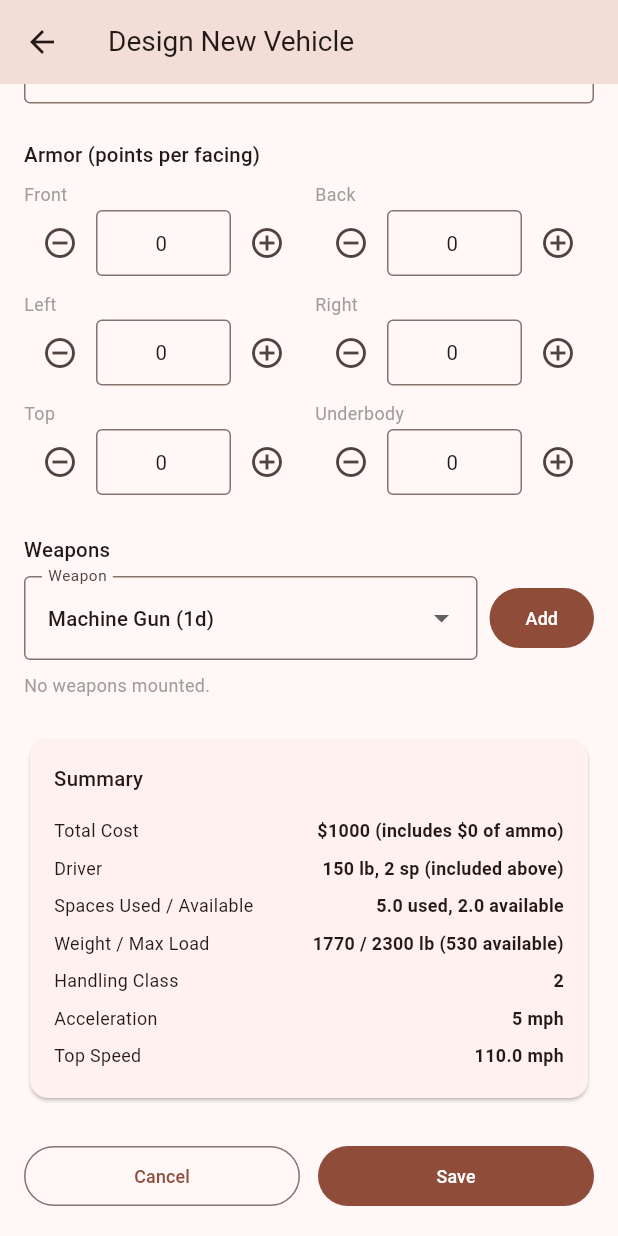
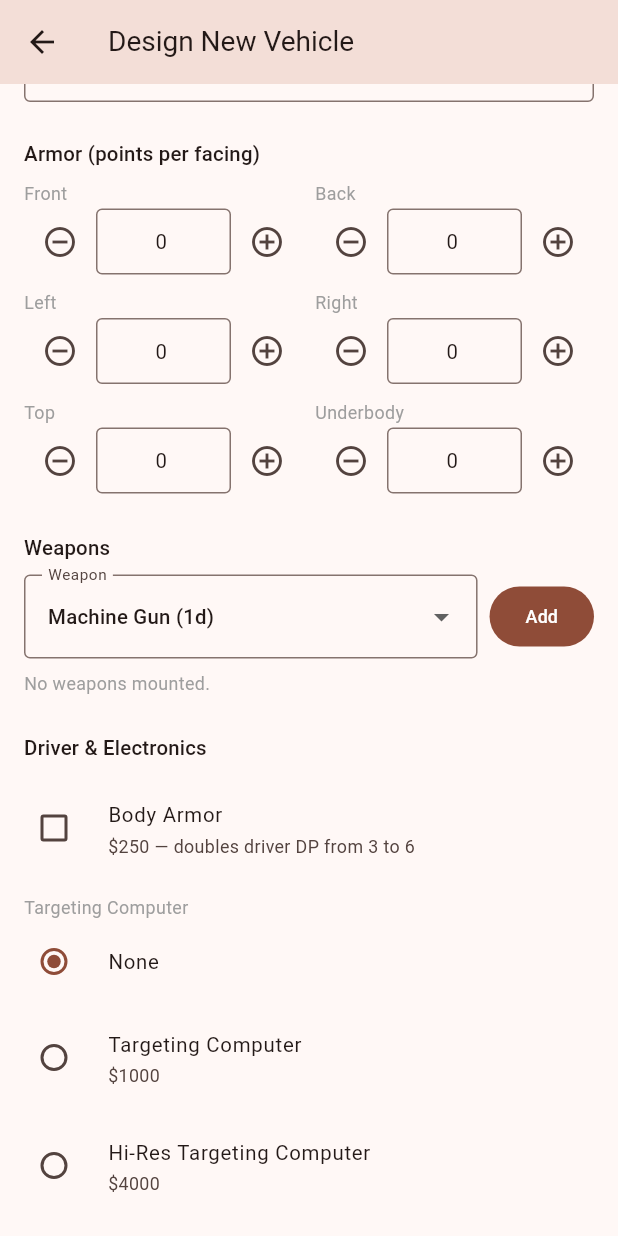
Before and after one commit to heusserm/car-wars-vehicle-designer, a Flutter app: the DesignVehicleScreen screen opened directly, scrolled down 576 dp, on a phone screen of 412 x 824 dp. Run offline on Flutter 3.47's test engine with Material 3 defaults, Android fonts, the phone set to English and light mode, and no system bars; our stand-ins replace shared_preferences; accounts and stored records are empty.

Commit message:
Add body armor and targeting computer options
Body Armor is a $250 checkbox that doubles the driver DP from 3 to 6
(it absorbs 3 hits before failing). Targeting Computer is a radio
choice: None, Targeting Computer ($1,000), Hi-Res Targeting Computer
($4,000), or Cyberlink ($16,000, 100 lb, 1 space). All flow through
the cost/weight/space totals, the design summary, persistence, and the
saved-vehicle detail screen.

Co-Authored-By: Claude Sonnet 5 <noreply@anthropic.com>

```diff
--- /dev/null
+++ b/lib/models/targeting_computer.dart
@@ -0,0 +1,25 @@
+class TargetingComputer {
+  const TargetingComputer({
+    required this.name,
+    required this.cost,
+    this.weight = 0,
+    this.space = 0,
+  });
+
+  final String name;
+  final int cost;
+  final double weight;
+  final double space;
+}
+
+const TargetingComputer noTargetingComputer = TargetingComputer(name: 'None', cost: 0);
+
+/// Regular and Hi-Res Targeting Computers are pure electronics with no
+/// weight/space cost. Cyberlink is a driver neural interface that takes up
+/// physical space and weight in the vehicle.
+const List<TargetingComputer> targetingComputers = [
+  noTargetingComputer,
+  TargetingComputer(name: 'Targeting Computer', cost: 1000),
+  TargetingComputer(name: 'Hi-Res Targeting Computer', cost: 4000),
+  TargetingComputer(name: 'Cyberlink', cost: 16000, weight: 100, space: 1),
+];
--- a/lib/models/vehicle.dart
+++ b/lib/models/vehicle.dart
@@ -14,6 +14,8 @@ class Vehicle {
     this.armorUnderbody = 0,
     this.tireDp = 0,
     this.weapons = const [],
+    this.hasBodyArmor = false,
+    this.targetingComputer = 'None',
     this.totalCost = 0,
     this.weight = 0,
     this.handlingClass = 0,
@@ -36,6 +38,8 @@ class Vehicle {
   final int armorUnderbody;
   final int tireDp;
   final List<String> weapons;
+  final bool hasBodyArmor;
+  final String targetingComputer;
   final double totalCost;
   final double weight;
   final int handlingClass;
--- a/lib/models/vehicle_garage.dart
+++ b/lib/models/vehicle_garage.dart
@@ -41,6 +41,8 @@ class VehicleGarage {
         armorUnderbody: map['armorUnderbody'] as int,
         tireDp: map['tireDp'] as int,
         weapons: (map['weapons'] as List<dynamic>).cast<String>(),
+        hasBodyArmor: map['hasBodyArmor'] as bool? ?? false,
+        targetingComputer: map['targetingComputer'] as String? ?? 'None',
         totalCost: (map['totalCost'] as num).toDouble(),
         weight: (map['weight'] as num).toDouble(),
         handlingClass: map['handlingClass'] as int,
@@ -70,6 +72,8 @@ class VehicleGarage {
               'armorUnderbody': v.armorUnderbody,
               'tireDp': v.tireDp,
               'weapons': v.weapons,
+              'hasBodyArmor': v.hasBodyArmor,
+              'targetingComputer': v.targetingComputer,
               'totalCost': v.totalCost,
               'weight': v.weight,
               'handlingClass': v.handlingClass,
--- a/lib/screens/design_vehicle_screen.dart
+++ b/lib/screens/design_vehicle_screen.dart
@@ -8,6 +8,7 @@ import '../models/chassis.dart';
 import '../models/mounted_weapon.dart';
 import '../models/power_plant.dart';
 import '../models/suspension.dart';
+import '../models/targeting_computer.dart';
 import '../models/tire.dart';
 import '../models/vehicle.dart';
 import '../models/vehicle_garage.dart';
@@ -39,6 +40,9 @@ class _DesignVehicleScreenState extends State<DesignVehicleScreen> {
   final List<MountedWeapon> _mountedWeapons = [];
   Weapon _weaponToAdd = weapons.first;
 
+  bool _hasBodyArmor = false;
+  TargetingComputer _targetingComputer = noTargetingComputer;
+
   @override
   void dispose() {
     _nameController.dispose();
@@ -60,6 +64,8 @@ class _DesignVehicleScreenState extends State<DesignVehicleScreen> {
         tire: _tireType,
         armor: _armor,
         mountedWeapons: _mountedWeapons,
+        hasBodyArmor: _hasBodyArmor,
+        targetingComputer: _targetingComputer,
       );
 
   @override
@@ -198,6 +204,38 @@ class _DesignVehicleScreenState extends State<DesignVehicleScreen> {
                   ),
                 ),
           const SizedBox(height: 24),
+          _SectionHeader('Driver & Electronics'),
+          CheckboxListTile(
+            contentPadding: EdgeInsets.zero,
+            controlAffinity: ListTileControlAffinity.leading,
+            title: const Text('Body Armor'),
+            subtitle: const Text('\$250 — doubles driver DP from 3 to 6'),
+            value: _hasBodyArmor,
+            onChanged: (value) => setState(() => _hasBodyArmor = value ?? false),
+          ),
+          const SizedBox(height: 8),
+          const Text('Targeting Computer', style: TextStyle(color: Colors.grey)),
+          RadioGroup<TargetingComputer>(
+            groupValue: _targetingComputer,
+            onChanged: (value) => setState(() => _targetingComputer = value!),
+            child: Column(
+              children: targetingComputers
+                  .map(
+                    (option) => RadioListTile<TargetingComputer>(
+                      contentPadding: EdgeInsets.zero,
+                      title: Text(option.name),
+                      subtitle: option.cost == 0
+                          ? null
+                          : Text('\$${option.cost}'
+                              '${option.space > 0 ? ', ${_formatSpace(option.space)} sp' : ''}'
+                              '${option.weight > 0 ? ', ${option.weight.toStringAsFixed(0)} lb' : ''}'),
+                      value: option,
+                    ),
+                  )
+                  .toList(),
+            ),
+          ),
+          const SizedBox(height: 24),
           _SummaryCard(stats: stats),
           const SizedBox(height: 24),
           Row(
@@ -255,6 +293,8 @@ class _DesignVehicleScreenState extends State<DesignVehicleScreen> {
       armorUnderbody: _armor.underbody,
       tireDp: _tireType.dp,
       weapons: weaponLines,
+      hasBodyArmor: _hasBodyArmor,
+      targetingComputer: _targetingComputer.name,
       totalCost: stats.totalCost,
       weight: stats.totalWeight,
       handlingClass: stats.handlingClass,
@@ -451,7 +491,7 @@ class _SummaryCard extends StatelessWidget {
             const SizedBox(height: 12),
             _statRow('Total Cost', '\$${stats.totalCost.toStringAsFixed(0)}'
                 ' (includes \$${stats.ammoCost.toStringAsFixed(0)} of ammo)'),
-            _statRow('Driver', '${stats.driverWeight} lb, ${stats.driverSpaces} sp (included above)'),
+            _statRow('Driver', '${stats.driverWeight} lb, ${stats.driverSpaces} sp, ${stats.driverDp} DP (included above)'),
             _statRow(
               'Spaces Used / Available',
               '${stats.spacesUsed.toStringAsFixed(1)} used, ${stats.spacesAvailable.toStringAsFixed(1)} available',
--- a/lib/screens/vehicle_detail_screen.dart
+++ b/lib/screens/vehicle_detail_screen.dart
@@ -13,6 +13,7 @@ class VehicleDetailScreen extends StatelessWidget {
   Widget build(BuildContext context) {
     final weapons = vehicle.weapons.isEmpty ? 'No weapons mounted.' : vehicle.weapons.join('\r\n\r\n');
     final acceleration = vehicle.isUnderpowered ? 'Underpowered – vehicle will not move' : '${vehicle.acceleration} mph';
+    final driverDp = baseDriverDp + (vehicle.hasBodyArmor ? bodyArmorDpBonus : 0);
 
     return Scaffold(
       appBar: AppBar(
@@ -42,7 +43,12 @@ class VehicleDetailScreen extends StatelessWidget {
           _ArmorPairRow('Left: ${vehicle.armorLeft} DP', 'Right: ${vehicle.armorRight} DP'),
           _ArmorPairRow('Top: ${vehicle.armorTop} DP', 'Under: ${vehicle.armorUnderbody} DP'),
           _PlainRow('Tires: ${vehicle.tireDp} DP each', marginTop: 12),
-          _PlainRow('Driver: $driverWeight lb, $driverDp DP', marginTop: 12, marginBottom: 16),
+          _PlainRow(
+            'Driver: $driverWeight lb, $driverDp DP'
+            '${vehicle.hasBodyArmor ? ' (body armor)' : ''}',
+            marginTop: 12,
+          ),
+          _PlainRow('Targeting: ${vehicle.targetingComputer}', marginBottom: 16),
           _DetailRow(label: 'Weapons', value: weapons),
           if (vehicle.notes.isNotEmpty) _DetailRow(label: 'Notes', value: vehicle.notes),
           _PlainRow('HC: ${vehicle.handlingClass}'),
--- a/lib/services/vehicle_calculator.dart
+++ b/lib/services/vehicle_calculator.dart
@@ -4,12 +4,18 @@ import '../models/chassis.dart';
 import '../models/mounted_weapon.dart';
 import '../models/power_plant.dart';
 import '../models/suspension.dart';
+import '../models/targeting_computer.dart';
 import '../models/tire.dart';
 
 const int driverWeight = 150;
 const int driverSpaces = 2;
-const int driverDp = 3;
+const int baseDriverDp = 3;
 const int tireCount = 4;
+
+/// Woven plastic-cord body armor: $250, takes 3 hits before it is useless,
+/// effectively doubling the wearer's DP from 3 to 6.
+const int bodyArmorCost = 250;
+const int bodyArmorDpBonus = 3;
 
 class VehicleStats {
   const VehicleStats({
@@ -26,6 +32,7 @@ class VehicleStats {
     required this.isUnderpowered,
     required this.driverWeight,
     required this.driverSpaces,
+    required this.driverDp,
   });
 
   final double totalCost;
@@ -41,6 +48,7 @@ class VehicleStats {
   final bool isUnderpowered;
   final int driverWeight;
   final int driverSpaces;
+  final int driverDp;
 
   double get weightAvailable => maxLoad - totalWeight;
 }
@@ -57,6 +65,8 @@ VehicleStats computeVehicleStats({
   required TireType tire,
   required VehicleArmor armor,
   required List<MountedWeapon> mountedWeapons,
+  bool hasBodyArmor = false,
+  TargetingComputer targetingComputer = noTargetingComputer,
 }) {
   final maxLoad = body.maxLoad * (1 + chassis.maxLoadModifier);
 
@@ -94,13 +104,18 @@ VehicleStats computeVehicleStats({
   final ammoWeight = mountedWeapons.fold<double>(0, (sum, mw) => sum + mw.ammoWeight);
   final weaponsSpace = mountedWeapons.fold<double>(0, (sum, mw) => sum + mw.weapon.space);
 
+  final bodyArmorCostApplied = hasBodyArmor ? bodyArmorCost : 0;
+  final driverDp = baseDriverDp + (hasBodyArmor ? bodyArmorDpBonus : 0);
+
   final totalCost = bodyPrice +
       suspensionCost +
       powerPlantCost +
       tiresCost +
       armorCost +
       weaponsCost +
-      ammoCost;
+      ammoCost +
+      bodyArmorCostApplied +
+      targetingComputer.cost;
 
   final totalWeight = body.weight +
       powerPlantWeight +
@@ -108,9 +123,10 @@ VehicleStats computeVehicleStats({
       armorWeight +
       weaponsWeight +
       ammoWeight +
-      driverWeight;
+      driverWeight +
+      targetingComputer.weight;
 
-  final spacesUsed = powerPlantSpacesUsed + weaponsSpace + driverSpaces;
+  final spacesUsed = powerPlantSpacesUsed + weaponsSpace + driverSpaces + targetingComputer.space;
   final spacesAvailable = body.spaces - spacesUsed;
 
   final handlingClass = suspension.handlingClassFor(body.handlingCategory);
@@ -147,5 +163,6 @@ VehicleStats computeVehicleStats({
     isUnderpowered: isUnderpowered,
     driverWeight: driverWeight,
     driverSpaces: driverSpaces,
+    driverDp: driverDp,
   );
 }
```
